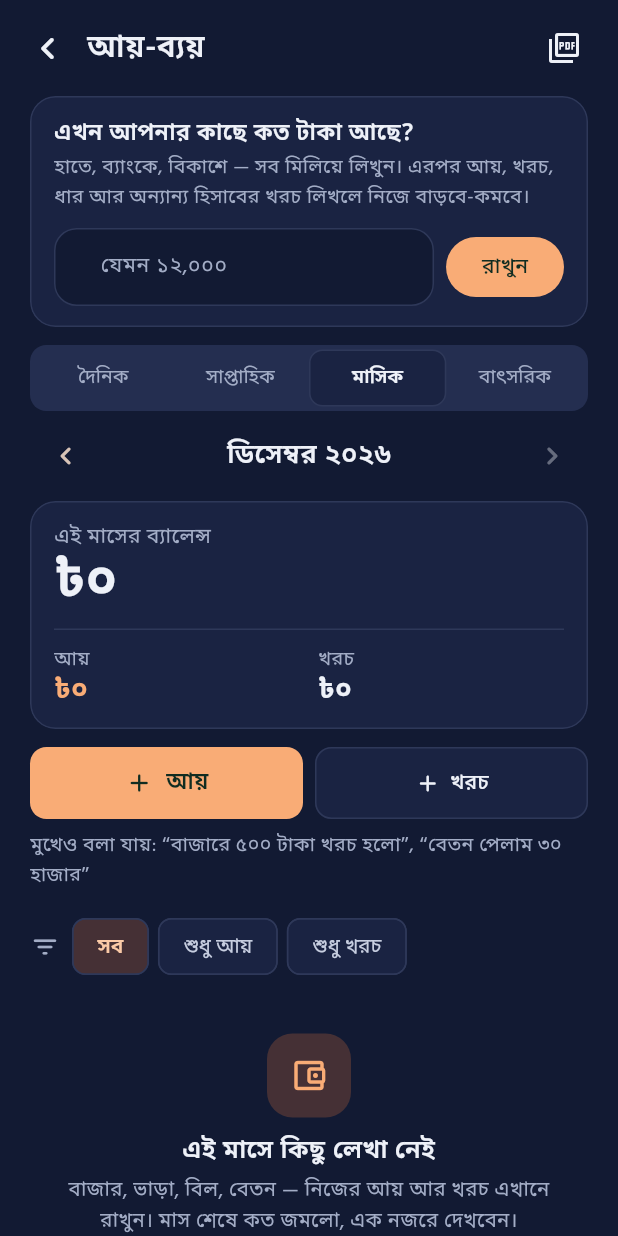
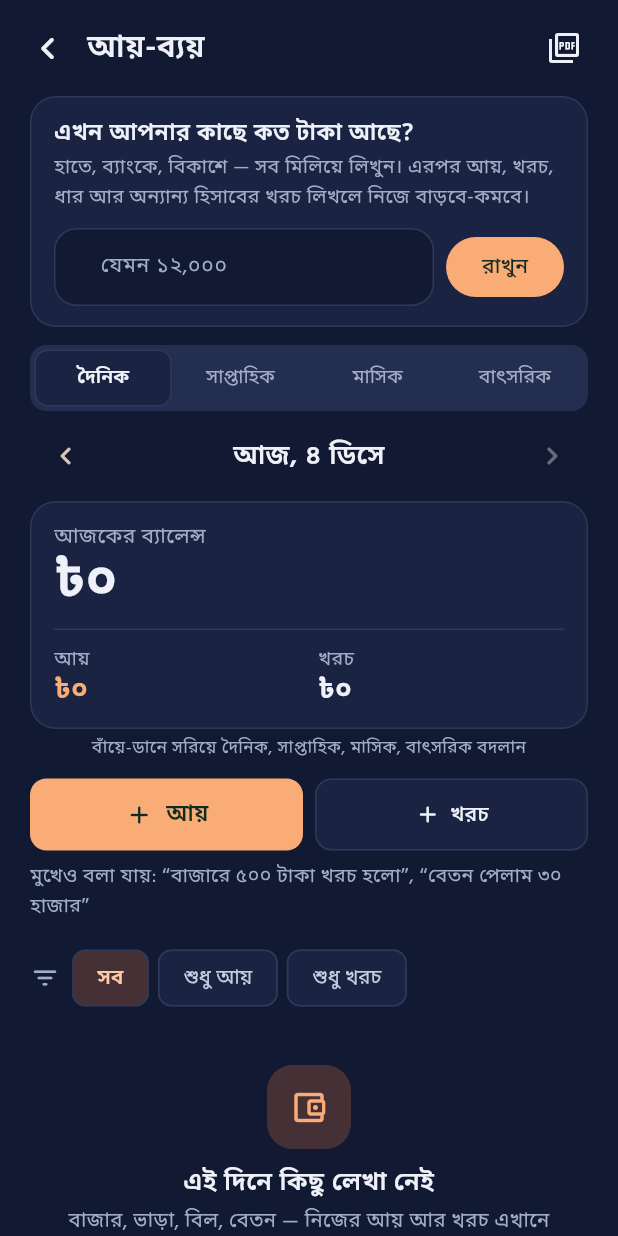
Before and after one commit to iamsaifsaiful/digital_brain, a Flutter app: the CashPage screen opened directly, on a phone screen of 412 x 824 dp. Run offline on Flutter 3.47's test engine with Material 3 defaults, Android fonts, the phone set to English and light mode, and no system bars; our stand-ins replace clock, flutter_local_notifications, flutter_secure_storage, flutter_tts, image_picker, local_auth and 4 more; missing offline and left inert: cryptography, dart:ffi, file_selector; accounts and stored records are empty; network calls fail.

Commit message:
হিসাব: opens on দৈনিক; swipe the period card for সাপ্তাহিক/মাসিক/বাৎসরিক (owner, 26 Oct); 2.55.8+121
Co-Authored-By: Claude Opus 5.5 <noreply@anthropic.com>
Claude-Session: https://claude.ai/code/session_01G1sAMBbMddrifXAjtJ8HxE

```diff
--- a/lib/logic/strings_en.dart
+++ b/lib/logic/strings_en.dart
@@ -1137,6 +1137,7 @@ const enStrings = <String, String>{
   'এই বছরে কিছু লেখা নেই': 'Nothing written this year',
   'কোন খাত দেখবেন?': 'Which category?',
   'বাৎসরিক': 'Yearly',
+  'বাঁয়ে-ডানে সরিয়ে দৈনিক, সাপ্তাহিক, মাসিক, বাৎসরিক বদলান': 'Swipe left or right for daily, weekly, monthly, yearly',
   'আগে': 'Earlier',
   'শুধু আয়': 'Income only',
   'শুধু খরচ': 'Spending only',
--- a/lib/screens/money_screens.dart
+++ b/lib/screens/money_screens.dart
@@ -241,7 +241,11 @@ class CashView extends StatefulWidget {
 }
 
 class _CashViewState extends State<CashView> {
-  CashSpan _span = CashSpan.month;
+  /// Opens on দৈনিক, always (owner, 26 Oct).
+  CashSpan _span = CashSpan.day;
+
+  /// Which way the last swipe went (the card slides that way).
+  int _dir = 1;
   DateTime? _at;
 
   /// ফিল্টার: only incomes or only expenses (null = both), one খাত (null = all).
@@ -315,6 +319,13 @@ class _CashViewState extends State<CashView> {
     }
   }
 
+  String _spanName(CashSpan v) => switch (v) {
+        CashSpan.day => tr('দৈনিক'),
+        CashSpan.week => tr('সাপ্তাহিক'),
+        CashSpan.month => tr('মাসিক'),
+        CashSpan.year => tr('বাৎসরিক'),
+      };
+
   String _title(bool current) => switch ((_span, current)) {
         (CashSpan.day, true) => tr('আজকের ব্যালেন্স'),
         (CashSpan.day, false) => tr('দিনের ব্যালেন্স'),
@@ -382,25 +393,42 @@ class _CashViewState extends State<CashView> {
       (days[DateTime(e.date.year, e.date.month, e.date.day)] ??= []).add(e);
     }
 
-    return Column(crossAxisAlignment: CrossAxisAlignment.stretch, children: [
-      const CashNowCard(),
-      const SizedBox(height: 12),
+    void setSpan(CashSpan v) {
+      if (v == _span) return;
+      _go(() {
+        _dir = v.index > _span.index ? 1 : -1;
+        // The new period holds the day being looked at.
+        _at = _at == null ? null : (current ? null : from);
+        _span = v;
+      });
+    }
+
+    final period = GestureDetector(
+      key: const Key('cash-swipe'),
+      behavior: HitTestBehavior.translucent,
+      // দৈনিক ⇄ সাপ্তাহিক ⇄ মাসিক ⇄ বাৎসরিক with a swipe (owner, 26 Oct).
+      onHorizontalDragEnd: (d) {
+        final v = d.primaryVelocity ?? 0;
+        if (v.abs() < 150) return;
+        final i = _span.index + (v < 0 ? 1 : -1);
+        if (i >= 0 && i < CashSpan.values.length) setSpan(CashSpan.values[i]);
+      },
+      child: Column(crossAxisAlignment: CrossAxisAlignment.stretch, children: [
       SegTabs<CashSpan>(
         key: const Key('cash-span'),
-        items: [(CashSpan.day, tr('দৈনিক')), (CashSpan.week, tr('সাপ্তাহিক')), (CashSpan.month, tr('মাসিক')), (CashSpan.year, tr('বাৎসরিক'))],
+        items: [for (final v in CashSpan.values) (v, _spanName(v))],
         value: _span,
-        onChanged: (v) => _go(() {
-          // The new period holds the day being looked at.
-          _at = _at == null ? null : (current ? null : from);
-          _span = v;
-        }),
+        onChanged: (v) => setSpan(v),
       ),
       const SizedBox(height: 6),
       Row(children: [
         IconButton(
           key: const Key('cash-prev'),
           tooltip: tr('আগে'),
-          onPressed: () => _go(() => _at = spanShift(_span, from, -1)),
+          onPressed: () => _go(() {
+            _dir = -1;
+            _at = spanShift(_span, from, -1);
+          }),
           icon: const Icon(Icons.chevron_left_rounded),
         ),
         Expanded(
@@ -420,17 +448,41 @@ class _CashViewState extends State<CashView> {
         IconButton(
           key: const Key('cash-next'),
           tooltip: tr('পরে'),
-          onPressed: current ? null : () => _go(() => _at = spanShift(_span, from, 1)),
+          onPressed: current ? null : () => _go(() {
+                    _dir = 1;
+                    _at = spanShift(_span, from, 1);
+                  }),
           icon: const Icon(Icons.chevron_right_rounded),
         ),
       ]),
       const SizedBox(height: 6),
-      SummaryCard(
-        title: _title(current),
-        amount: sums.balance.abs(),
-        negative: sums.balance < 0,
-        items: [(tr('আয়'), sums.income, C.green), (tr('খরচ'), sums.expense, C.ink)],
+      AnimatedSwitcher(
+        duration: const Duration(milliseconds: 260),
+        transitionBuilder: (child, a) {
+          final incoming = child.key == ValueKey('${_span.name}-$from');
+          final off = Offset((incoming ? 0.25 : -0.25) * _dir, 0);
+          return FadeTransition(
+            opacity: a,
+            child: SlideTransition(position: Tween(begin: off, end: Offset.zero).animate(CurvedAnimation(parent: a, curve: Curves.easeOutCubic)), child: child),
+          );
+        },
+        child: SummaryCard(
+          key: ValueKey('${_span.name}-$from'),
+          title: _title(current),
+          amount: sums.balance.abs(),
+          negative: sums.balance < 0,
+          items: [(tr('আয়'), sums.income, C.green), (tr('খরচ'), sums.expense, C.ink)],
+        ),
       ),
+      ]),
+    );
+
+    return Column(crossAxisAlignment: CrossAxisAlignment.stretch, children: [
+      const CashNowCard(),
+      const SizedBox(height: 12),
+      period,
+      const SizedBox(height: 4),
+      Text(tr('বাঁয়ে-ডানে সরিয়ে দৈনিক, সাপ্তাহিক, মাসিক, বাৎসরিক বদলান'), textAlign: TextAlign.center, style: body(11.5, color: C.muted)),
       const SizedBox(height: 12),
       Row(children: [
         Expanded(
--- a/lib/screens/more_screen.dart
+++ b/lib/screens/more_screen.dart
@@ -35,7 +35,7 @@ import '../ui/pro_gate.dart';
 import '../logic/lang.dart';
 import '../ui/pdf_export.dart';
 
-const appVersion = '2.55.7';
+const appVersion = '2.55.8';
 
 /// "আমি": Pro, reminder check, backup and security, voice, and the rest.
 class MoreScreen extends StatefulWidget {
--- a/pubspec.yaml
+++ b/pubspec.yaml
@@ -1,7 +1,7 @@
 name: digital_brain
 description: My Assistant — আপনার ব্যক্তিগত সহকারী। কাজের তালিকা, রিমাইন্ডার, ফোন-মেসেজ, বাকি ও লেনদেন, নোট আর পাসওয়ার্ড — মুখে বলুন বা লিখুন।
 publish_to: 'none'
-version: 2.55.7+120
+version: 2.55.8+121
 
 environment:
   sdk: '>=3.6.0 <4.0.0'
```
Also changed, not shown: 1 other file.
